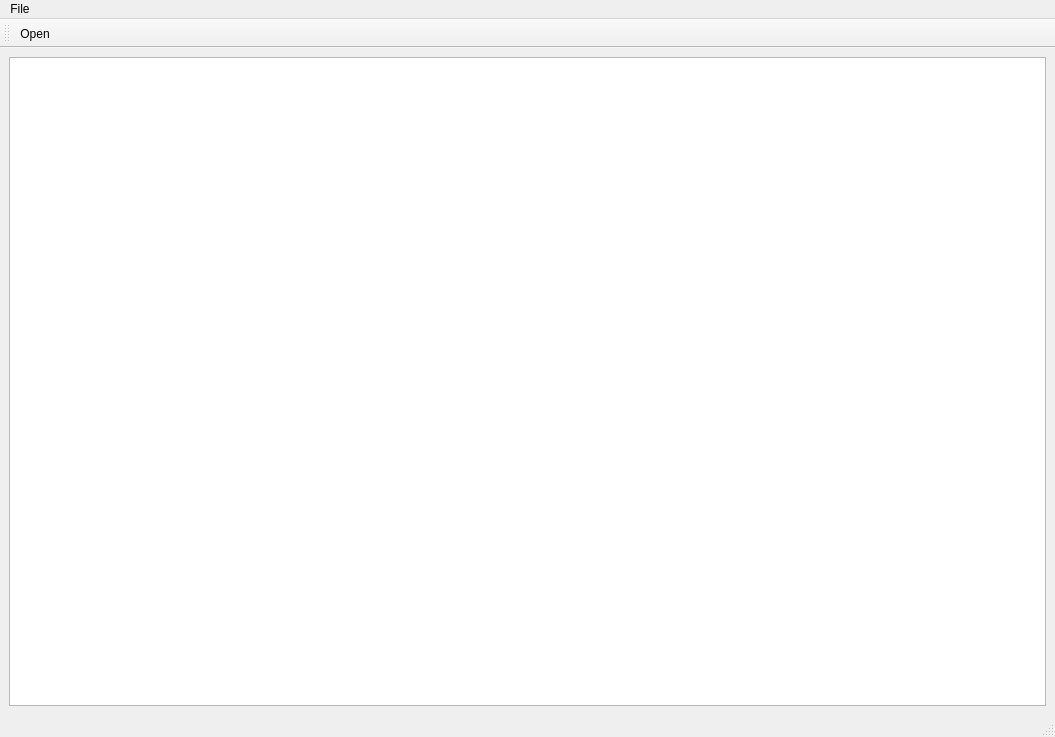
Old version of the form mapeditor/mainwindow.ui in the repository vcmi/vcmi.
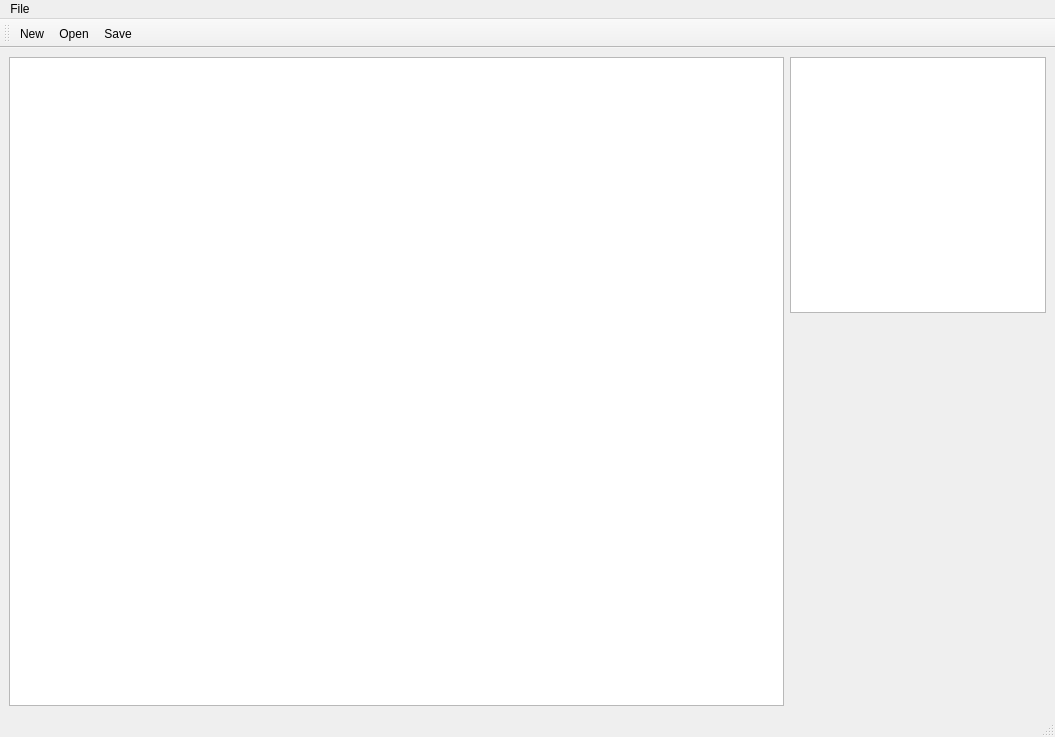
New version of the form.

What changed in the file:
```diff
--- a/mapeditor/mainwindow.ui
+++ b/mapeditor/mainwindow.ui
@@ -15,8 +15,34 @@
   </property>
   <widget class="QWidget" name="centralwidget">
    <layout class="QGridLayout" name="gridLayout">
-    <item row="0" column="0">
-     <widget class="QGraphicsView" name="graphicsView"/>
+    <item row="0" column="1">
+     <widget class="QGraphicsView" name="minimapView">
+      <property name="minimumSize">
+       <size>
+        <width>256</width>
+        <height>256</height>
+       </size>
+      </property>
+      <property name="maximumSize">
+       <size>
+        <width>256</width>
+        <height>256</height>
+       </size>
+      </property>
+      <property name="verticalScrollBarPolicy">
+       <enum>Qt::ScrollBarAlwaysOff</enum>
+      </property>
+      <property name="horizontalScrollBarPolicy">
+       <enum>Qt::ScrollBarAlwaysOff</enum>
+      </property>
+     </widget>
+    </item>
+    <item row="0" column="0" rowspan="2">
+     <widget class="QGraphicsView" name="graphicsView">
+      <property name="sizeAdjustPolicy">
+       <enum>QAbstractScrollArea::AdjustToContents</enum>
+      </property>
+     </widget>
     </item>
    </layout>
   </widget>
@@ -48,13 +74,30 @@
    <attribute name="toolBarBreak">
     <bool>false</bool>
    </attribute>
+   <addaction name="actionNew"/>
    <addaction name="actionOpen"/>
+   <addaction name="actionSave"/>
   </widget>
   <action name="actionOpen">
    <property name="text">
     <string>Open</string>
    </property>
   </action>
+  <action name="actionSave">
+   <property name="text">
+    <string>Save</string>
+   </property>
+  </action>
+  <action name="actionNew">
+   <property name="text">
+    <string>New</string>
+   </property>
+  </action>
+  <action name="actionSave_as">
+   <property name="text">
+    <string>Save as</string>
+   </property>
+  </action>
  </widget>
  <resources/>
  <connections/>
```
Left out of the diff: 5 changed lines with no effect on the pictures.
